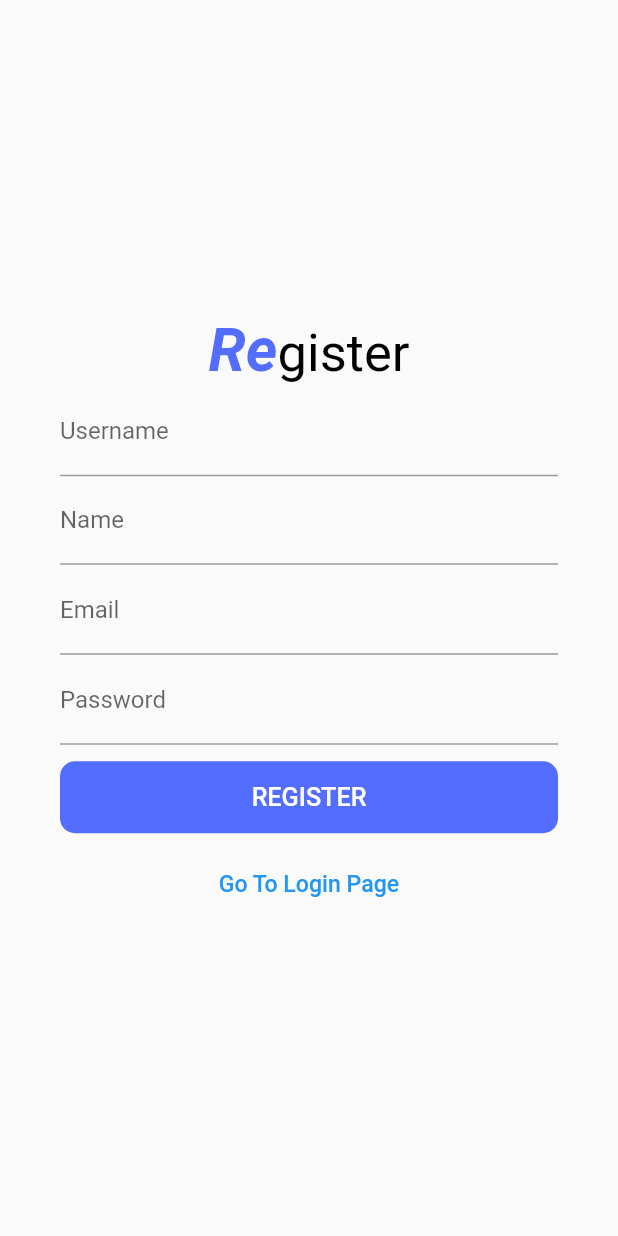
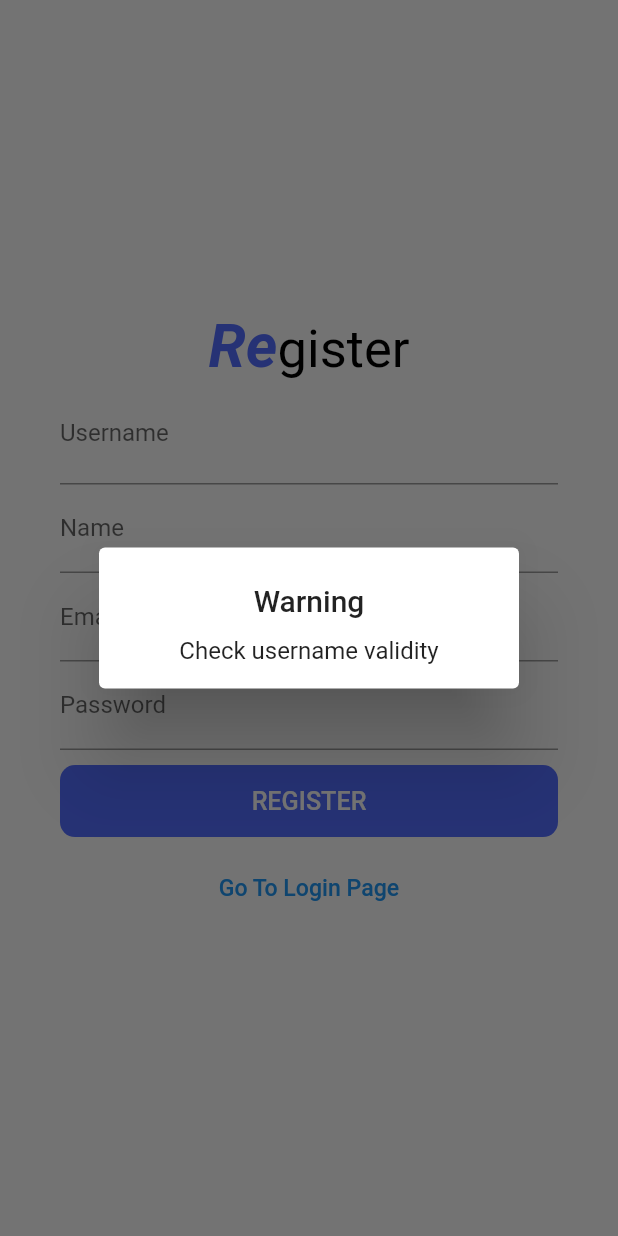
Before and after one commit to mwaseemaw/Chatty, a Flutter app: the SignUpPage screen opened directly, after a tap on "REGISTER", on a phone screen of 412 x 824 dp. Run offline on Flutter 3.47's test engine with Material 2 defaults, Android fonts, the phone set to English and light mode, and no system bars; our stand-ins replace cloud_firestore, firebase_auth, firebase_core, firebase_messaging, firebase_storage, flutter_local_notifications and 3 more; accounts and stored records are empty.

```diff
--- a/lib/Firebase/authentication.dart
+++ b/lib/Firebase/authentication.dart
@@ -15,13 +15,13 @@ class FirebaseAuthenticationClass{
 
     }
 
-  signUp({required email,required password})async{
+  Future signUp({required email,required password})async{
     try {
       UserCredential userCredential = await FirebaseAuth.instance.createUserWithEmailAndPassword(
         email: email,
         password: password,
       );
-      return instance.currentUser!.email;
+      return userCredential.user!.email;
     } on FirebaseAuthException catch (e) {
       return e.message;
     }
--- a/lib/Pages/sign_up.dart
+++ b/lib/Pages/sign_up.dart
@@ -1,9 +1,13 @@
+import 'dart:io';
+import 'dart:typed_data';
 import 'dart:ui';
 import 'package:chatty/Firebase/authentication.dart';
 import 'package:chatty/Pages/home_page.dart';
 import 'package:cloud_firestore/cloud_firestore.dart';
 import 'package:provider/provider.dart';
 import 'package:firebase_messaging/firebase_messaging.dart';
+import 'package:firebase_storage/firebase_storage.dart';
+import 'package:image_picker/image_picker.dart';
 import 'package:flutter/material.dart';
 class SignUpPage extends StatefulWidget {
   @override
@@ -12,11 +16,20 @@ class SignUpPage extends StatefulWidget {
 
 class _SignUpPageState extends State<SignUpPage> {
   CollectionReference userReference = FirebaseFirestore.instance.collection('users');
+  CollectionReference usernameReference = FirebaseFirestore.instance.collection('username');
+  Reference storage = FirebaseStorage.instance.ref();
   TextEditingController emailC = TextEditingController();
   TextEditingController usernameC = TextEditingController();
   TextEditingController passwordC = TextEditingController();
   TextEditingController nameC = TextEditingController();
   bool usernameAvailable = true;
+
+  usernameValidity()async{
+    DocumentSnapshot doc = await usernameReference.doc(usernameC.text).get();
+    doc.exists?
+    Provider.of<SignUpPageProvider>(context,listen: false).updateUsername(false):
+    Provider.of<SignUpPageProvider>(context,listen: false).updateUsername(true);
+  }
   @override
   Widget build(BuildContext context) {
     return Scaffold(
@@ -36,22 +49,19 @@ class _SignUpPageState extends State<SignUpPage> {
                   style: TextStyle(color: Colors.black,fontFeatures: [FontFeature.enable('sups'),FontFeature.superscripts()])
               ), ),
               SizedBox(
-                height: 60,
                 width: MediaQuery.of(context).size.width-80,
                 child: TextField(
+                  textInputAction: TextInputAction.done,
                   controller: usernameC,
-                  onChanged: (usernameValue)async{
-                    DocumentSnapshot doc = await userReference.doc(usernameC.text).get();
-                    if(doc.exists){
-
-                    }
-                  },
                   decoration: InputDecoration(
-                    suffix: usernameAvailable? const Icon(Icons.gpp_good_rounded,color: Colors.green,): const Icon(Icons.cancel,color: Colors.red,),
+                    suffix: Provider.of<SignUpPageProvider>(context,listen: true).usernameAvailable == true ? const Icon(Icons.gpp_good_rounded,color: Colors.green,): const Icon(Icons.cancel,color: Colors.red,),
                       labelText: 'Username'
                   ),
                 ),
               ),
+              // TextButton(onPressed: ()async{
+              //   usernameValidity();
+              // }, child: const Text('Check Username available',style: TextStyle(color: Colors.indigoAccent),)),
               BoxTextField(controller: nameC, label: 'Name'),
               BoxTextField(controller: emailC, label: 'Email'),
               BoxTextField(controller: passwordC, label: 'Password'),
@@ -64,17 +74,44 @@ class _SignUpPageState extends State<SignUpPage> {
                 ),
                 child: TextButton(
                   onPressed: ()async{
+                    await usernameValidity();
+                    try{
+                      if(Provider.of<SignUpPageProvider>(context,listen: false).usernameAvailable == true){
                         if(emailC.text.isNotEmpty && passwordC.text.isNotEmpty && nameC.text.isNotEmpty && usernameC.text.isNotEmpty){
-                      var result = await FirebaseAuthenticationClass().signUp(email: emailC.text, password: passwordC.text);
-                      if(result == emailC.text){
+                          XFile? file = await ImagePicker().pickImage(source: ImageSource.gallery);
+                          if(file != null){
+                            var u = FileImage(File(file.path));
+                           // File f = File(file.path);
+                           // var result = await FirebaseAuthenticationClass().signUp(email: emailC.text, password: passwordC.text);
+                            if(emailC.text == await FirebaseAuthenticationClass().signUp(email: emailC.text, password: passwordC.text)){
+                              await storage.child(emailC.text).putFile(u.file);
+                              String url = await storage.child(emailC.text).getDownloadURL();
                               var token = await FirebaseMessaging.instance.getToken();
+                              usernameReference.doc(usernameC.text).set({'username':usernameC.text});
                               await userReference.doc(emailC.text).set({
+                                'username':usernameC.text,
+                                'name':nameC.text,
                                 'email':emailC.text,
-                          'token':token
+                                'token':token,
+                                'profile':url
                               });
                               Navigator.pushAndRemoveUntil(context, MaterialPageRoute(builder: (_)=>HomePage()), (route) => false);
                             }
+                          }else{
+                            buildShowDialog(context, 'Please Upload a profile picture to continue');
                           }
+
+                        }else{
+                          buildShowDialog(context, 'Please Enter all details');
+                        }
+                      }else{
+                        buildShowDialog(context, 'Check username validity');
+                      }
+                    }catch(e){
+                      buildShowDialog(context, e.toString());
+                    }
+
+
                   },
                   child: const Text('REGISTER',textScaleFactor: 1.2,style: TextStyle(color: Colors.white),),
                 ),
@@ -114,7 +151,6 @@ class BoxTextField extends StatelessWidget {
   @override
   Widget build(BuildContext context) {
     return SizedBox(
-      height: 60,
       width: MediaQuery.of(context).size.width-80,
       child: TextField(
         controller: controller,
@@ -126,12 +162,11 @@ class BoxTextField extends StatelessWidget {
   }
 }
 
-// class SignUpPageProvider extends ChangeNotifier{
-//   bool usernameAvailable = true;
-//
-//   updateUsername(bool value){
-//     usernameAvailable = value;
-//     notifyListeners();
-//   }
-//
-// }
+class SignUpPageProvider extends ChangeNotifier{
+  bool usernameAvailable = true;
+  updateUsername(bool value){
+    usernameAvailable = value;
+    notifyListeners();
+  }
+
+}
--- a/pubspec.yaml
+++ b/pubspec.yaml
@@ -42,6 +42,9 @@ dependencies:
   http: ^0.13.4
   google_sign_in: ^5.4.1
   provider: ^6.0.3
+  image_picker: ^0.8.5+3
+  firebase_storage: ^10.3.6
+
 
 dev_dependencies:
   flutter_test:
```
Also changed, not shown: lib/Firebase/chatScreen.dart (deleted, +0 -86 lines), lib/Pages/chat_screen.dart (+35 -7 lines), lib/Pages/home_page.dart (+2 -20 lines), lib/Pages/sign_in.dart (+20 -19 lines), lib/main.dart (+10 -3 lines), pubspec.lock, 1 other file. Lines whose indentation alone changed are shown as unchanged.
